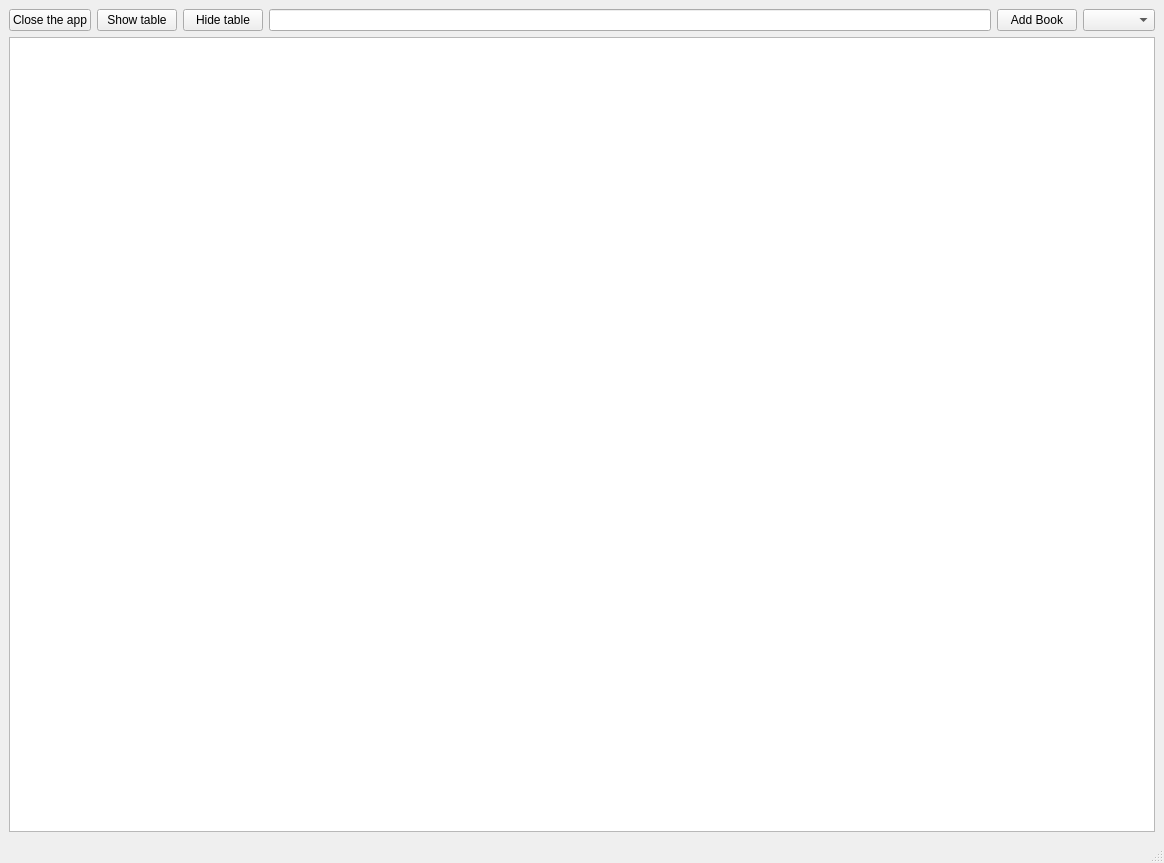
Above: mainwindow.ui from platohaDebil/BooksApp before the change. Below: the same form after it.
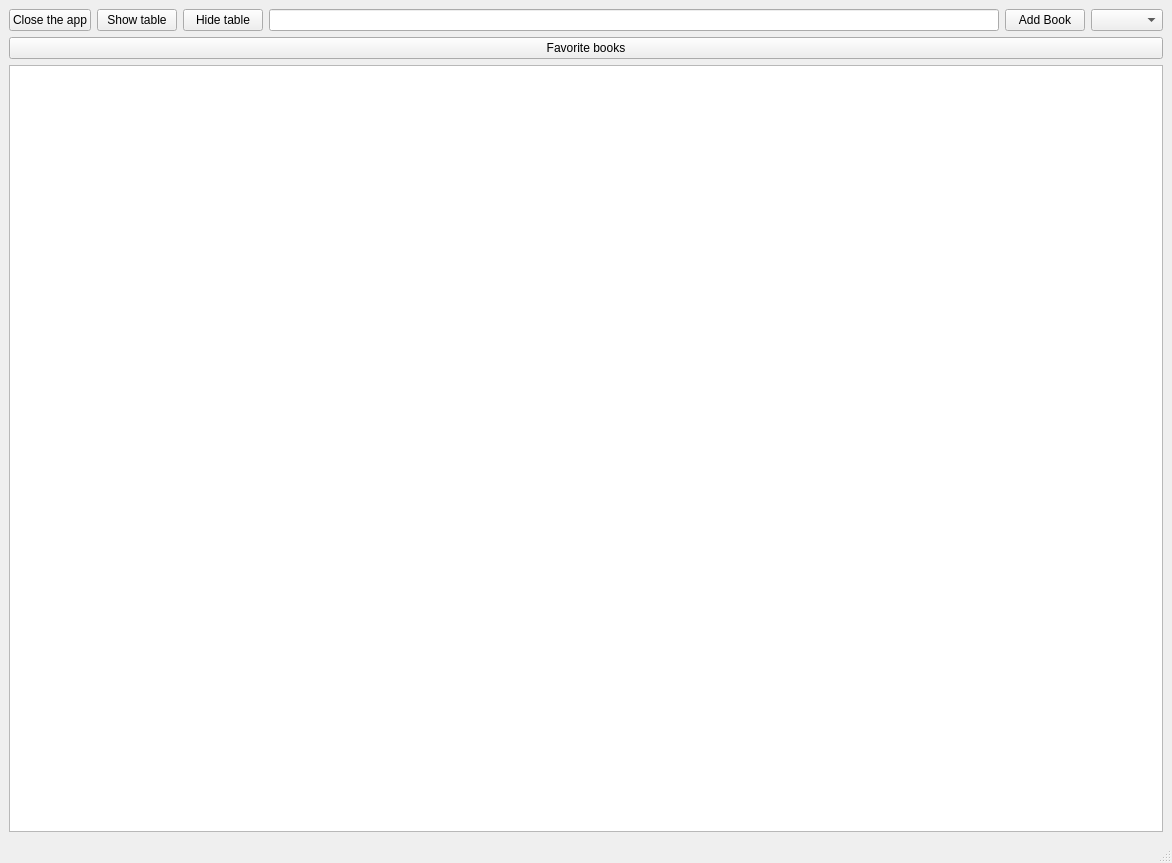
That is the form after the change.

Commit message: Favourite book

Patch:
```diff
--- a/mainwindow.ui
+++ b/mainwindow.ui
@@ -6,7 +6,7 @@
    <rect>
     <x>0</x>
     <y>0</y>
-    <width>1164</width>
+    <width>1172</width>
     <height>863</height>
    </rect>
   </property>
@@ -55,6 +55,13 @@
     </item>
     <item>
      <layout class="QVBoxLayout" name="verticalLayout">
+      <item>
+       <widget class="QPushButton" name="favouriteButton">
+        <property name="text">
+         <string>Favorite books</string>
+        </property>
+       </widget>
+      </item>
       <item>
        <widget class="QTableView" name="tableView"/>
       </item>
```
Left out of the diff: 12 changed lines with no effect on the pictures. The commit also changes 1283 other files.
